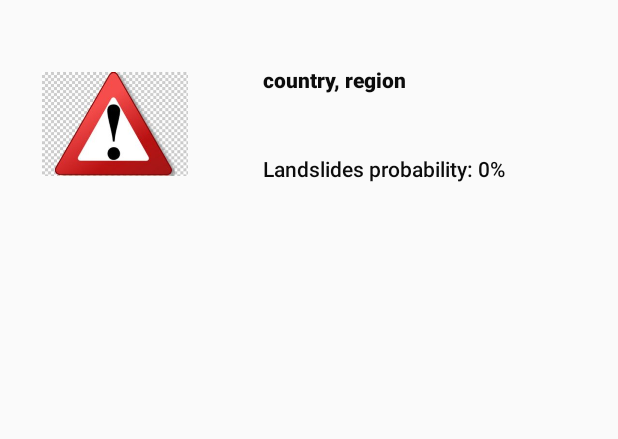
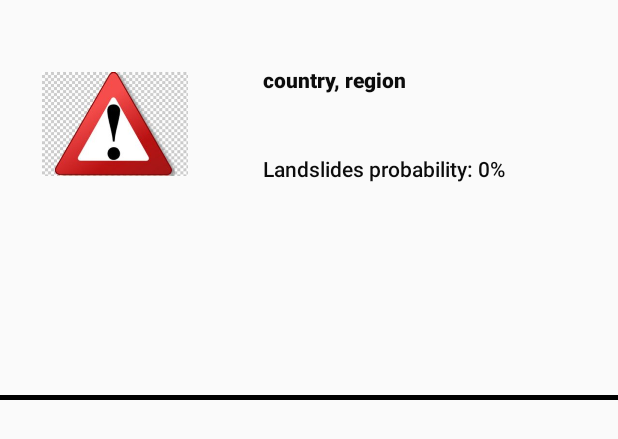
Before and after one commit to New-Vektor-Group/allerts, an Android app: the layout item_layout.xml on its own in the app's theme, with its tools: preview values and no code run, on a phone screen of 412 x 824 dp. Shown: the top 439 px of the screen. Run offline under Robolectric (Android 15) with nearby library versions, the phone set to English and light mode, and no system bars; Roboto replaces fonts that are not available here.

Commit message:
update btn

```diff
--- a/allert/app/src/main/java/com/nvg/allert/AlertsView.java
+++ b/allert/app/src/main/java/com/nvg/allert/AlertsView.java
@@ -105,4 +105,10 @@ public class AlertsView extends Activity {
         i.putExtra("getAll" , true);
         startActivity(i);
     }
+
+    public void onClickChoseRegion(View view)
+    {
+        Intent intent = new Intent(AlertsView.this, ChoseRegion.class);
+        startActivity(intent);
+    }
 }
--- a/allert/app/src/main/res/layout/info_map_activity.xml
+++ b/allert/app/src/main/res/layout/info_map_activity.xml
@@ -11,6 +11,7 @@
         android:layout_width="540px"
         android:layout_height="wrap_content"
         android:background="@drawable/button_2cr22222"
+        android:onClick="onClickAChoseReg"
         app:layout_constraintEnd_toEndOf="parent"
         app:layout_constraintTop_toTopOf="parent" />
 
@@ -27,6 +28,7 @@
         android:layout_width="540px"
         android:layout_height="132px"
         android:background="@drawable/button_3allal"
+        android:onClick="onClickAllAlerts"
         app:layout_constraintStart_toStartOf="parent"
         app:layout_constraintTop_toTopOf="parent" />
 
--- a/allert/app/src/main/res/layout/item_layout.xml
+++ b/allert/app/src/main/res/layout/item_layout.xml
@@ -4,6 +4,16 @@
     xmlns:tools="http://schemas.android.com/tools"
     android:layout_width="1080px"
     android:layout_height="400px">
+
+    <ImageView
+        android:id="@+id/imageView4"
+        android:layout_width="0dp"
+        android:layout_height="3dp"
+        android:background="@android:color/black"
+        app:layout_constraintBottom_toBottomOf="parent"
+        app:layout_constraintEnd_toEndOf="parent"
+        app:layout_constraintHorizontal_bias="0.0"
+        app:layout_constraintStart_toStartOf="parent" />
 
     <ImageView
         android:id="@+id/imageView"
--- a/allert/app/src/main/res/layout/view_alerts_activity.xml
+++ b/allert/app/src/main/res/layout/view_alerts_activity.xml
@@ -20,6 +20,7 @@
         android:layout_width="540px"
         android:layout_height="132px"
         android:background="@drawable/button_2cr22222"
+        android:onClick="onClickChoseRegion"
         app:layout_constraintEnd_toEndOf="parent"
         app:layout_constraintTop_toTopOf="parent" />
 
```
Also changed, not shown: allert/app/src/main/java/com/nvg/allert/InfoMap.java (+11 -0 lines), allert/app/src/main/res/layout/info_map_temp.xml (+10 -0 lines).
